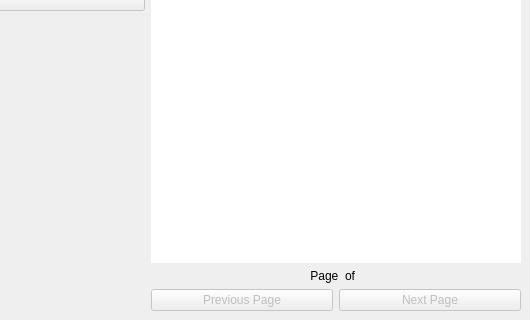
IHappyPlant/PDF_Converter, file converter/window.ui: the form before one commit; both pictures show x 234 to 764 and y 160 to 480 of the 764 by 480 pixel window.
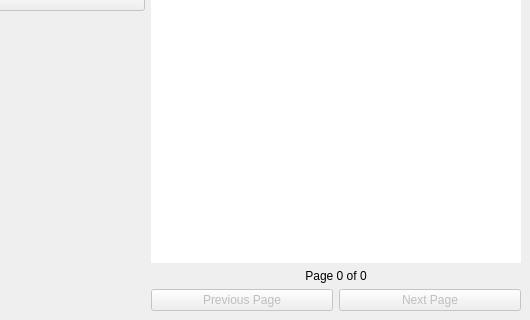
The form after the commit.

The edit to the form file:
```diff
--- a/converter/window.ui
+++ b/converter/window.ui
@@ -266,7 +266,7 @@
       <item>
        <widget class="QLabel" name="page_numbers_label">
         <property name="text">
-         <string>Page  of  </string>
+         <string>Page 0 of 0</string>
         </property>
         <property name="alignment">
          <set>Qt::AlignCenter</set>
```
